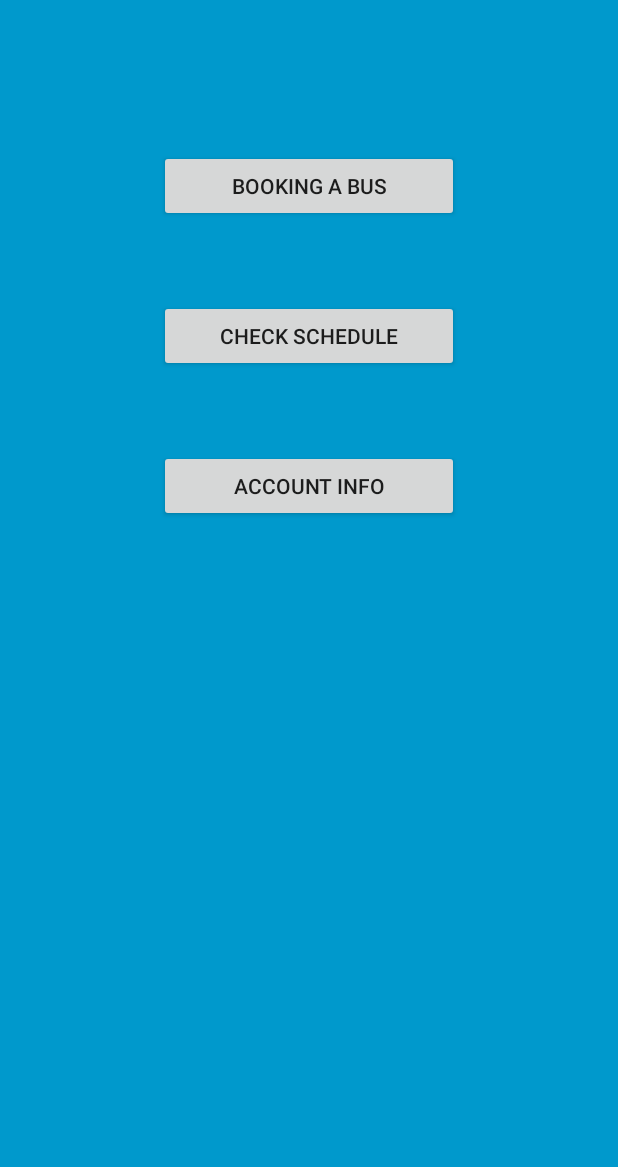
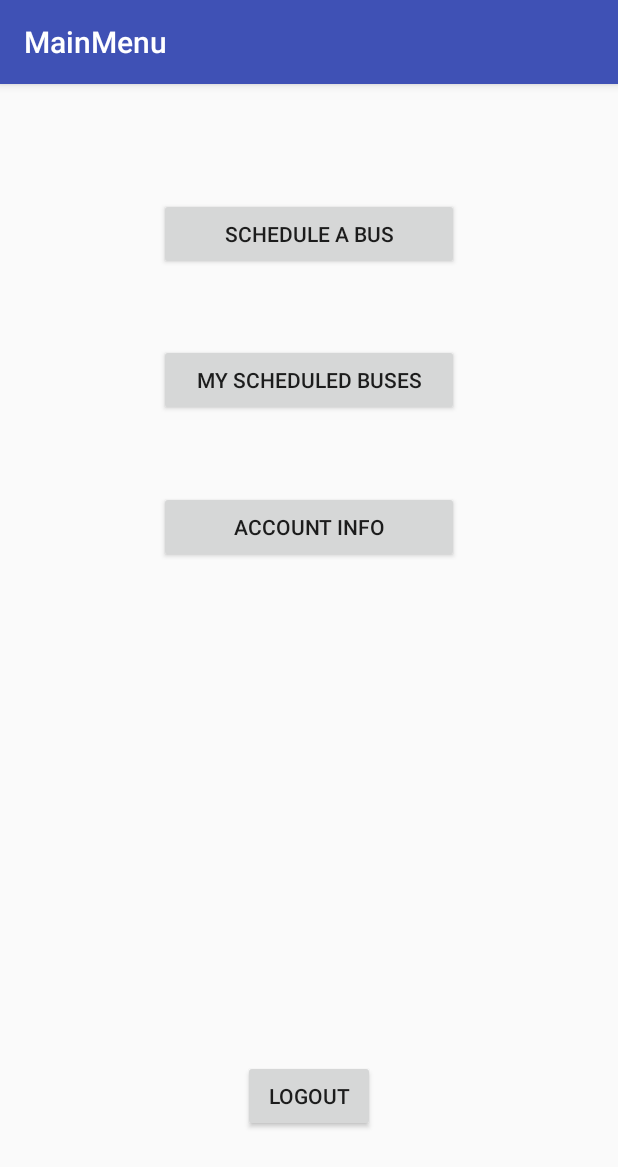
Before and after one commit to nisch100/CallABus, an Android app: the MainMenu screen opened directly, with no data from a screen before it, on a phone screen of 412 x 824 dp. Shown: the top 1167 px of the screen. Run offline under Robolectric (Android 15) with nearby library versions, the phone set to English and light mode, and no system bars.

Commit message:
Newest version 8:23pm

```diff
--- a/app/src/main/AndroidManifest.xml
+++ b/app/src/main/AndroidManifest.xml
@@ -52,8 +52,7 @@
         <activity
             android:name=".MainMenu"
             android:configChanges="orientation|keyboardHidden|screenSize"
-            android:label="@string/title_activity_main_menu"
-            android:theme="@style/FullscreenTheme">
+            android:label="@string/title_activity_main_menu">
             <intent-filter>
                 <action android:name="android.intent.action.MAIN" />
                 <category android:name="android.intent.category.LAUNCHER" />
--- a/app/src/main/java/com/example/nisch100/call_a_bus/ConfirmationActivity.java
+++ b/app/src/main/java/com/example/nisch100/call_a_bus/ConfirmationActivity.java
@@ -56,14 +56,14 @@ public class ConfirmationActivity extends AppCompatActivity {
         databaseReference = database.getReference();
         addToDatabase(busToSchedule);
         printInfo();
-/*
+
         doneButton.setOnClickListener(new View.OnClickListener() {
             @Override
             public void onClick(View view) {
                 goToHome(view);
             }
         });
-*/
+
 
     }
 
@@ -129,7 +129,7 @@ public class ConfirmationActivity extends AppCompatActivity {
     }
 
     public void goToHome(View view){
-        //Intent goHome =
+        startActivity(new Intent(view.getContext(), MainMenu.class));
     }
 
     public void printInfo(){
--- a/app/src/main/java/com/example/nisch100/call_a_bus/Login.java
+++ b/app/src/main/java/com/example/nisch100/call_a_bus/Login.java
@@ -97,7 +97,7 @@ public class Login extends AppCompatActivity implements View.OnClickListener {
                         if(task.isSuccessful()){
                             //start the profile activity
                             finish();
-                            startActivity(new Intent(getApplicationContext(), Profile.class));
+                            startActivity(new Intent(getApplicationContext(), MainMenu.class));
                         }
                     }
                 });
--- a/app/src/main/java/com/example/nisch100/call_a_bus/MainMenu.java
+++ b/app/src/main/java/com/example/nisch100/call_a_bus/MainMenu.java
@@ -1,6 +1,7 @@
 package com.example.nisch100.call_a_bus;
 
 import android.annotation.SuppressLint;
+import android.content.Intent;
 import android.support.v7.app.ActionBar;
 import android.support.v7.app.AppCompatActivity;
 import android.os.Bundle;
@@ -10,190 +11,44 @@ import android.view.View;
 import android.widget.Button;
 import android.widget.Toast;
 
-/**
- * An example full-screen activity that shows and hides the system UI (i.e.
- * status bar and navigation/system bar) with user interaction.
- */
+
 public class MainMenu extends AppCompatActivity {
-    /**
-     * Whether or not the system UI should be auto-hidden after
-     * {@link #AUTO_HIDE_DELAY_MILLIS} milliseconds.
-     */
-    private static final boolean AUTO_HIDE = true;
 
-    /**
-     * If {@link #AUTO_HIDE} is set, the number of milliseconds to wait after
-     * user interaction before hiding the system UI.
-     */
-    private static final int AUTO_HIDE_DELAY_MILLIS = 3000;
+    private Button schedule, myBuses, account, logoutButton;
 
-    /**
-     * Some older devices needs a small delay between UI widget updates
-     * and a change of the status and navigation bar.
-     */
-    private static final int UI_ANIMATION_DELAY = 300;
-    private final Handler mHideHandler = new Handler();
-    private View mContentView;
-    private final Runnable mHidePart2Runnable = new Runnable() {
-        @SuppressLint("InlinedApi")
-        @Override
-        public void run() {
-            // Delayed removal of status and navigation bar
-
-            // Note that some of these constants are new as of API 16 (Jelly Bean)
-            // and API 19 (KitKat). It is safe to use them, as they are inlined
-            // at compile-time and do nothing on earlier devices.
-            mContentView.setSystemUiVisibility(View.SYSTEM_UI_FLAG_LOW_PROFILE
-                    | View.SYSTEM_UI_FLAG_FULLSCREEN
-                    | View.SYSTEM_UI_FLAG_LAYOUT_STABLE
-                    | View.SYSTEM_UI_FLAG_IMMERSIVE_STICKY
-                    | View.SYSTEM_UI_FLAG_LAYOUT_HIDE_NAVIGATION
-                    | View.SYSTEM_UI_FLAG_HIDE_NAVIGATION);
-        }
-    };
-    private View mControlsView;
-    private final Runnable mShowPart2Runnable = new Runnable() {
-        @Override
-        public void run() {
-            // Delayed display of UI elements
-            ActionBar actionBar = getSupportActionBar();
-            if (actionBar != null) {
-                actionBar.show();
-            }
-            mControlsView.setVisibility(View.VISIBLE);
-        }
-    };
-    private boolean mVisible;
-    private final Runnable mHideRunnable = new Runnable() {
-        @Override
-        public void run() {
-            hide();
-        }
-    };
-    /**
-     * Touch listener to use for in-layout UI controls to delay hiding the
-     * system UI. This is to prevent the jarring behavior of controls going away
-     * while interacting with activity UI.
-     */
-    private final View.OnTouchListener mDelayHideTouchListener = new View.OnTouchListener() {
-        @Override
-        public boolean onTouch(View view, MotionEvent motionEvent) {
-            if (AUTO_HIDE) {
-                delayedHide(AUTO_HIDE_DELAY_MILLIS);
-            }
-            return false;
-        }
-    };
 
     @Override
     protected void onCreate(Bundle savedInstanceState) {
         super.onCreate(savedInstanceState);
-
         setContentView(R.layout.activity_main_menu);
 
-        mVisible = true;
-        mControlsView = findViewById(R.id.fullscreen_content_controls);
-        mContentView = findViewById(R.id.fullscreen_content);
 
+        schedule = findViewById(R.id.schedule_button);
+        myBuses = findViewById(R.id.viewBuses);
+        account = findViewById(R.id.info_button);
+        logoutButton = findViewById(R.id.logout_button);
 
-        // Set up the user interaction to manually show or hide the system UI.
-        mContentView.setOnClickListener(new View.OnClickListener() {
+        schedule.setOnClickListener(new View.OnClickListener() {
             @Override
             public void onClick(View view) {
-                toggle();
+                startActivity(new Intent(view.getContext(), SchedulingActivity.class));
             }
         });
 
-        // Upon interacting with UI controls, delay any scheduled hide()
-        // operations to prevent the jarring behavior of controls going away
-        // while interacting with the UI.
-        // findViewById(R.id.dummy_button).setOnTouchListener(mDelayHideTouchListener);
-
-        Button mBookingButton = (Button) findViewById(R.id.booking_button);
-        mBookingButton.setOnClickListener(new View.OnClickListener() {
+        myBuses.setOnClickListener(new View.OnClickListener() {
             @Override
             public void onClick(View view) {
-                Toast toast = Toast.makeText(getApplicationContext(), "Booking a Bus", Toast.LENGTH_SHORT);
-                toast.show();
-                // TODO
-
+                startActivity(new Intent(view.getContext(), YourBusesActivity.class));
             }
         });
 
-        Button mScheduleButton = (Button) findViewById(R.id.schedule_button);
-        mScheduleButton.setOnClickListener(new View.OnClickListener() {
+        account.setOnClickListener(new View.OnClickListener() {
             @Override
             public void onClick(View view) {
-                Toast toast = Toast.makeText(getApplicationContext(), "Check Schedule", Toast.LENGTH_SHORT);
-                toast.show();
-                // TODO
-
-            }
-        });
-
-        Button mInfoButton = (Button) findViewById(R.id.info_button);
-        mInfoButton.setOnClickListener(new View.OnClickListener() {
-            @Override
-            public void onClick(View view) {
-                Toast toast = Toast.makeText(getApplicationContext(), "Personal Info", Toast.LENGTH_SHORT);
-                toast.show();
-                // TODO
-
+                startActivity(new Intent(view.getContext(), RelativesInfo.class));
             }
         });
 
     }
 
-    @Override
-    protected void onPostCreate(Bundle savedInstanceState) {
-        super.onPostCreate(savedInstanceState);
-
-        // Trigger the initial hide() shortly after the activity has been
-        // created, to briefly hint to the user that UI controls
-        // are available.
-        delayedHide(100);
-    }
-
-    private void toggle() {
-        if (mVisible) {
-            hide();
-        } else {
-            show();
-        }
-    }
-
-    private void hide() {
-        // Hide UI first
-        ActionBar actionBar = getSupportActionBar();
-        if (actionBar != null) {
-            actionBar.hide();
-        }
-        mControlsView.setVisibility(View.GONE);
-        mVisible = false;
-
-        // Schedule a runnable to remove the status and navigation bar after a delay
-        mHideHandler.removeCallbacks(mShowPart2Runnable);
-        mHideHandler.postDelayed(mHidePart2Runnable, UI_ANIMATION_DELAY);
-    }
-
-    @SuppressLint("InlinedApi")
-    private void show() {
-        // Show the system bar
-        mContentView.setSystemUiVisibility(View.SYSTEM_UI_FLAG_LAYOUT_FULLSCREEN
-                | View.SYSTEM_UI_FLAG_LAYOUT_HIDE_NAVIGATION);
-        mVisible = true;
-
-        // Schedule a runnable to display UI elements after a delay
-        mHideHandler.removeCallbacks(mHidePart2Runnable);
-        mHideHandler.postDelayed(mShowPart2Runnable, UI_ANIMATION_DELAY);
-    }
-
-    /**
-     * Schedules a call to hide() in delay milliseconds, canceling any
-     * previously scheduled calls.
-     */
-    private void delayedHide(int delayMillis) {
-        mHideHandler.removeCallbacks(mHideRunnable);
-        mHideHandler.postDelayed(mHideRunnable, delayMillis);
-    }
 }
--- a/app/src/main/res/layout/activity_main_menu.xml
+++ b/app/src/main/res/layout/activity_main_menu.xml
@@ -1,78 +1,69 @@
 <?xml version="1.0" encoding="utf-8"?>
-<FrameLayout xmlns:android="http://schemas.android.com/apk/res/android"
+<android.support.constraint.ConstraintLayout xmlns:android="http://schemas.android.com/apk/res/android"
+    xmlns:app="http://schemas.android.com/apk/res-auto"
     xmlns:tools="http://schemas.android.com/tools"
     android:layout_width="match_parent"
     android:layout_height="match_parent"
-    android:background="#0099cc"
     tools:context=".MainMenu">
 
-    <!-- The primary full-screen view. This can be replaced with whatever view
-         is needed to present your content, e.g. VideoView, SurfaceView,
-         TextureView, etc. -->
     <TextView
         android:id="@+id/fullscreen_content"
-        android:layout_width="match_parent"
-        android:layout_height="match_parent"
+        android:layout_width="wrap_content"
+        android:layout_height="wrap_content"
         android:gravity="center"
         android:keepScreenOn="true"
-        android:textColor="#33b5e5"
         android:textSize="50sp"
-        android:textStyle="bold" >
-    </TextView>
-
-    <Button
-        android:id="@+id/booking_button"
-        android:layout_width="200dp"
-        android:layout_height="wrap_content"
-        android:layout_weight="1"
-        android:layout_gravity="center_horizontal"
-        android:layout_marginTop="100dp"
-        android:text="Booking a Bus" />
+        android:textStyle="bold"
+        app:layout_constraintEnd_toStartOf="parent"
+        app:layout_constraintStart_toStartOf="parent"
+        app:layout_constraintTop_toTopOf="parent"></TextView>
 
     <Button
         android:id="@+id/schedule_button"
         android:layout_width="200dp"
         android:layout_height="wrap_content"
+        android:layout_gravity="center_horizontal"
+        android:layout_marginTop="76dp"
         android:layout_weight="1"
+        android:text="Schedule a Bus"
+        app:layout_constraintEnd_toEndOf="parent"
+        app:layout_constraintStart_toStartOf="parent"
+        app:layout_constraintTop_toTopOf="parent" />
+
+    <Button
+        android:id="@+id/viewBuses"
+        android:layout_width="200dp"
+        android:layout_height="wrap_content"
         android:layout_gravity="center_horizontal"
-        android:layout_marginTop="200dp"
-        android:text="Check Schedule" />
+        android:layout_marginTop="49dp"
+        android:layout_weight="1"
+        android:text="My Scheduled Buses"
+        app:layout_constraintEnd_toEndOf="parent"
+        app:layout_constraintStart_toStartOf="parent"
+        app:layout_constraintTop_toBottomOf="@+id/schedule_button" />
 
     <Button
         android:id="@+id/info_button"
         android:layout_width="200dp"
         android:layout_height="wrap_content"
+        android:layout_gravity="center_horizontal"
+        android:layout_marginTop="50dp"
         android:layout_weight="1"
-        android:layout_gravity="center_horizontal"
-        android:layout_marginTop="300dp"
-        android:text="Account Info" />
+        android:text="Account Info"
+        app:layout_constraintEnd_toEndOf="parent"
+        app:layout_constraintStart_toStartOf="parent"
+        app:layout_constraintTop_toBottomOf="@+id/viewBuses" />
 
-    <!-- This FrameLayout insets its children based on system windows using
-         android:fitsSystemWindows. -->
-    <FrameLayout
-        android:layout_width="match_parent"
-        android:layout_height="match_parent"
-        android:fitsSystemWindows="true">
+    <Button
+        android:id="@+id/logout_button"
+        android:layout_width="wrap_content"
+        android:layout_height="wrap_content"
+        android:layout_marginBottom="69dp"
+        android:layout_weight="1"
+        android:text="Logout"
+        app:layout_constraintBottom_toBottomOf="parent"
+        app:layout_constraintEnd_toEndOf="parent"
+        app:layout_constraintStart_toStartOf="parent" />
 
-        <LinearLayout
-            android:id="@+id/fullscreen_content_controls"
-            style="?metaButtonBarStyle"
-            android:layout_width="match_parent"
-            android:layout_height="wrap_content"
-            android:layout_gravity="bottom|center_horizontal"
-            android:background="@color/black_overlay"
-            android:orientation="horizontal"
-            tools:ignore="UselessParent">
 
-            <Button
-                android:id="@+id/logout_button"
-                style="?metaButtonBarButtonStyle"
-                android:layout_width="0dp"
-                android:layout_height="wrap_content"
-                android:layout_weight="1"
-                android:text="Logout" />
-
-        </LinearLayout>
-    </FrameLayout>
-
-</FrameLayout>
+</android.support.constraint.ConstraintLayout>
```
Also changed, not shown: app/src/main/java/com/example/nisch100/call_a_bus/MainActivity.java (+18 -17 lines).
